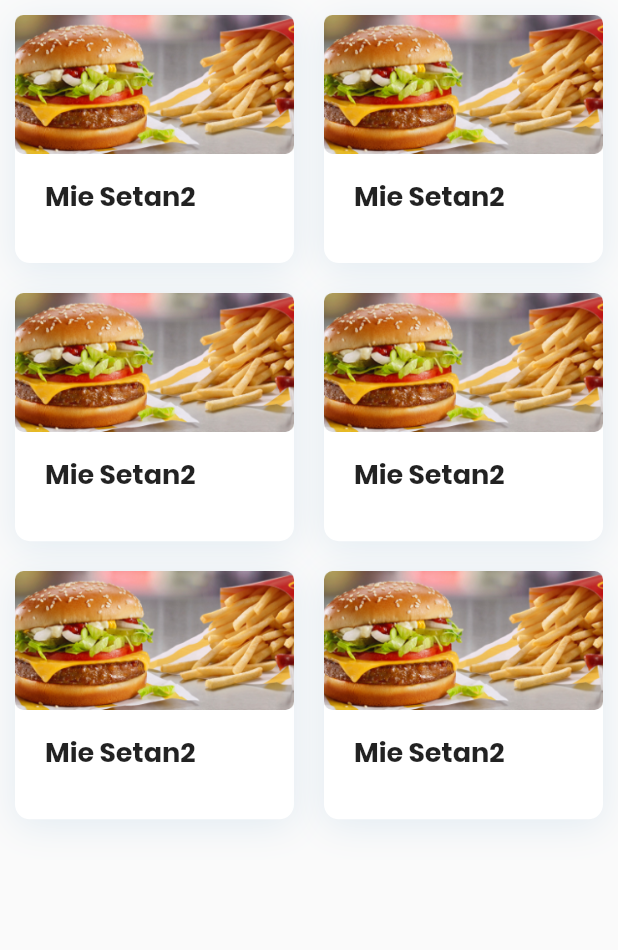
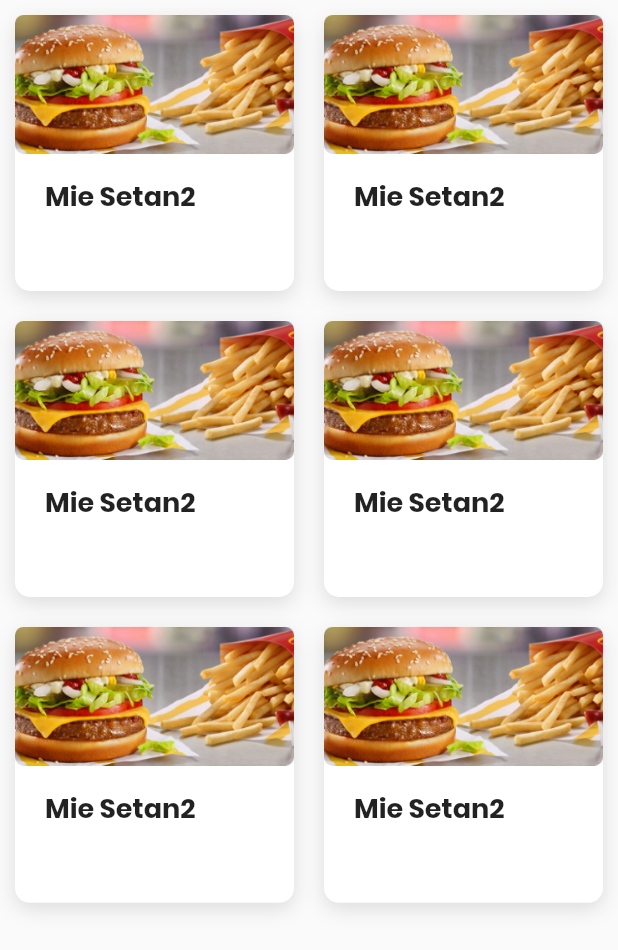
Before and after one commit to farhanfr/MakanApa-App, a Flutter app: the NewFoodThisWeek widget shown alone on an empty page, opened directly, on a phone screen of 412 x 824 dp. Shown: the top 950 px of the screen. Run offline on Flutter 3.47's test engine with Material 2 defaults, Android fonts, the phone set to English and light mode, and no system bars; our stand-ins replace carousel_pro, get, smooth_star_rating; network calls fail.

Commit message:
fixing new food this week

```diff
--- a/lib/page/home/components/new_food_this_week.dart
+++ b/lib/page/home/components/new_food_this_week.dart
@@ -1,6 +1,5 @@
 import 'package:flutter/material.dart';
-import 'package:makan_apa_app/widget/constanst.dart';
-import 'package:smooth_star_rating/smooth_star_rating.dart';
+
 
 class NewFoodThisWeek extends StatefulWidget {
   const NewFoodThisWeek({
@@ -14,6 +13,12 @@ class NewFoodThisWeek extends StatefulWidget {
 class _NewFoodThisWeekState extends State<NewFoodThisWeek> {
   @override
   Widget build(BuildContext context) {
+    var _crossAxisSpacing = 8;
+    var _screenWidth = MediaQuery.of(context).size.width;
+    var _crossAxisCount = 2;
+    var _width = ( _screenWidth - ((_crossAxisCount - 1) * _crossAxisSpacing)) / _crossAxisCount;
+    var cellHeight = 200;
+    var _aspectRatio = _width /cellHeight;
     return SingleChildScrollView(
       child: Container(
         child: GridView.builder(
@@ -23,7 +28,7 @@ class _NewFoodThisWeekState extends State<NewFoodThisWeek> {
             gridDelegate:
                 SliverGridDelegateWithFixedCrossAxisCount(
                   crossAxisCount: 2,
-                  childAspectRatio: 100 / 90
+                  childAspectRatio: _aspectRatio
                 ),
             itemBuilder: (BuildContext context, int index) {
               return Container(
@@ -36,8 +41,8 @@ class _NewFoodThisWeekState extends State<NewFoodThisWeek> {
                     boxShadow: [
                       BoxShadow(
                         offset: Offset(0, 4),
-                        blurRadius: 20,
-                        color: Color(0xFFB0CCE1).withOpacity(0.32),
+                        blurRadius: 10,
+                        color: Colors.grey.withOpacity(0.32),
                       ),
                     ]),
                 child: Material(
```
Also changed, not shown: assets/img/test.png (added).
